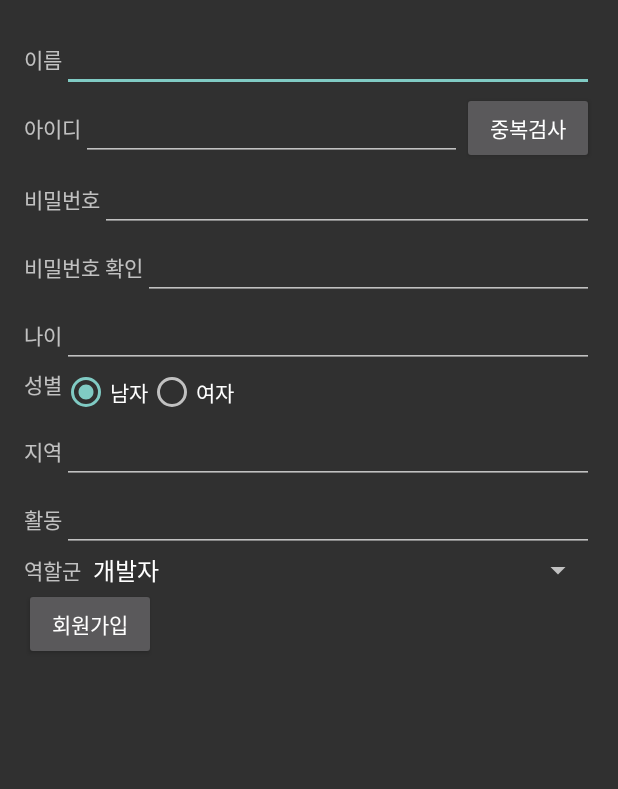
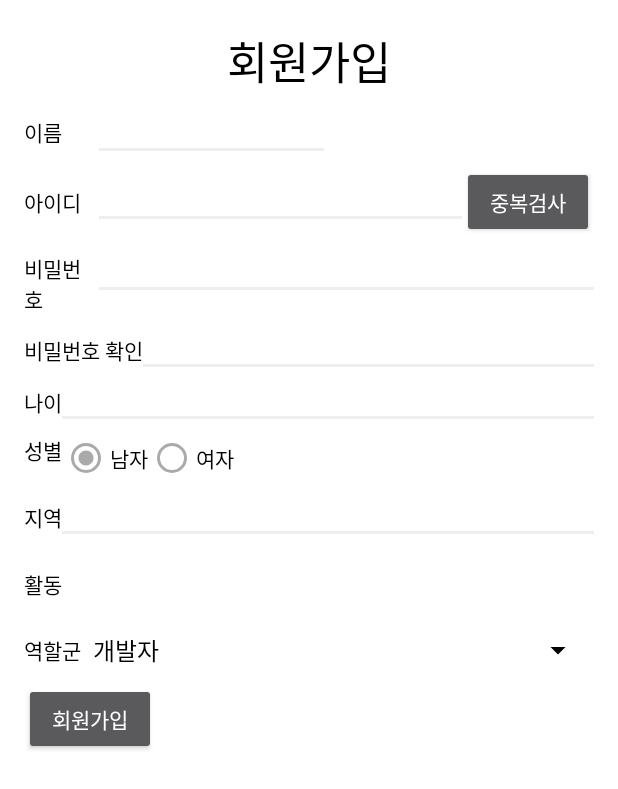
Before and after one commit to seung3063/SocialApp, an Android app: the SignUp_Activity screen opened directly, with no data from a screen before it, on a phone screen of 412 x 824 dp. Shown: the top 789 px of the screen. Run offline under Robolectric (Android 15) with nearby library versions, the phone set to English and light mode, and no system bars; our stand-ins replace Volley; network calls fail.

Commit message:
준완료

```diff
--- a/app/src/main/java/mobile/com/prototype_socialapp/Activity/SignUp_Activity.java
+++ b/app/src/main/java/mobile/com/prototype_socialapp/Activity/SignUp_Activity.java
@@ -1,7 +1,9 @@
 package mobile.com.prototype_socialapp.Activity;
 
+import android.graphics.Color;
 import android.support.v7.app.AppCompatActivity;
 import android.os.Bundle;
+import android.support.v7.widget.AppCompatRadioButton;
 import android.util.Log;
 import android.view.View;
 import android.widget.AdapterView;
@@ -11,6 +13,7 @@ import android.widget.EditText;
 import android.widget.RadioButton;
 import android.widget.RadioGroup;
 import android.widget.Spinner;
+import android.widget.TextView;
 import android.widget.Toast;
 
 import com.android.volley.Request;
@@ -81,6 +84,7 @@ public class SignUp_Activity extends AppCompatActivity {
         role_category_spinner.setOnItemSelectedListener(new AdapterView.OnItemSelectedListener(){
             @Override
             public void onItemSelected(AdapterView<?> parent, View view, int position, long id) {
+                ((TextView)parent.getChildAt(0)).setTextColor(Color.BLACK);
                 Log.d(""+parent.getItemAtPosition(position).toString(),"여기여기");
                 Log.d(""+position,"여기여기");
                 str_role=""+position;
@@ -159,7 +163,7 @@ public class SignUp_Activity extends AppCompatActivity {
                 final String str_user_region=user_region.getText().toString();
                 final String str_user_act=user_act.getText().toString();
 
-                RadioButton radioButton=(RadioButton)findViewById(radioGroup.getCheckedRadioButtonId());
+                AppCompatRadioButton radioButton=(AppCompatRadioButton)findViewById(radioGroup.getCheckedRadioButtonId());
                 final String str_user_sex=radioButton.getText().toString();
                 Log.d("sex",""+str_user_sex);
 
--- /dev/null
+++ b/app/src/main/res/drawable/login_edittext.xml
@@ -0,0 +1,12 @@
+<?xml version="1.0" encoding="utf-8"?>
+
+<layer-list xmlns:android="http://schemas.android.com/apk/res/android">
+    <!-- This is the line -->
+    <item android:top="-3dp" android:right="-3dp" android:left="-3dp">
+        <shape>
+            <solid android:color="@android:color/transparent" />
+            <stroke android:width="2dp" android:color="#11000000" />
+        </shape>
+    </item>
+
+</layer-list>
--- a/app/src/main/res/layout/activity_main.xml
+++ b/app/src/main/res/layout/activity_main.xml
@@ -13,16 +13,18 @@
     android:weightSum="1">
 
     <ImageView
-        android:layout_width="match_parent"
-        android:layout_height="wrap_content"
-        android:src="@drawable/makeup"
-        />
-
-    <ImageView
+        android:layout_marginTop="50dp"
         android:layout_width="150dp"
         android:layout_height="150dp"
         android:src="@drawable/logo2"
         android:layout_gravity="center_horizontal"/>
+    <ImageView
+        android:layout_marginBottom="40dp"
+        android:layout_gravity="center"
+        android:layout_width="151dp"
+        android:layout_height="46dp"
+        android:src="@drawable/makeup"
+        />
 
     <LinearLayout
         android:orientation="horizontal"
@@ -39,6 +41,7 @@
             android:layout_gravity="center_vertical|center_horizontal" />
 
         <EditText
+            android:background="@drawable/login_edittext"
             android:layout_width="fill_parent"
             android:layout_height="wrap_content"
             android:id="@+id/user_id"
@@ -95,9 +98,4 @@
             android:background="@color/colorPrimary" />
     </LinearLayout>
 
-    <Button
-        android:layout_width="wrap_content"
-        android:layout_height="wrap_content"
-        android:text="Button Test"
-        android:id="@+id/button_test" />
 </LinearLayout>
--- a/app/src/main/res/layout/activity_sign_up_.xml
+++ b/app/src/main/res/layout/activity_sign_up_.xml
@@ -1,6 +1,7 @@
 <?xml version="1.0" encoding="utf-8"?>
 <LinearLayout xmlns:android="http://schemas.android.com/apk/res/android"
     xmlns:tools="http://schemas.android.com/tools"
+    android:background="#ffffff"
     android:layout_width="match_parent"
     android:layout_height="match_parent"
     android:paddingBottom="@dimen/activity_vertical_margin"
@@ -10,35 +11,58 @@
     android:orientation="vertical"
     tools:context=".Activity.SignUp_Activity">
 
+    <TextView
+
+        android:gravity="center"
+        android:text="회원가입"
+        android:textSize="30sp"
+        android:textColor="@android:color/black"
+        android:layout_width="match_parent"
+        android:layout_height="50dp" />
     <LinearLayout
+        android:layout_marginBottom="10dp"
+        android:layout_marginTop="10dp"
         android:orientation="horizontal"
         android:layout_width="match_parent"
         android:layout_height="wrap_content">
 
         <TextView
-            android:layout_width="wrap_content"
+            android:layout_gravity="center"
+            android:textColor="@android:color/black"
+            android:layout_width="50dp"
             android:layout_height="wrap_content"
             android:text="이름"
             android:id="@+id/textView3" />
 
         <EditText
-            android:layout_width="match_parent"
+            android:background="@drawable/login_edittext"
+            android:maxLength="20"
+            android:singleLine="true"
+            android:textColor="@android:color/black"
+            android:layout_width="150dp"
             android:layout_height="wrap_content"
             android:id="@+id/user_name" />
     </LinearLayout>
 
     <LinearLayout
+        android:layout_marginBottom="10dp"
         android:orientation="horizontal"
         android:layout_width="match_parent"
         android:layout_height="wrap_content" >
 
         <TextView
-            android:layout_width="wrap_content"
+            android:layout_gravity="center"
+            android:textColor="@android:color/black"
+            android:layout_width="50dp"
             android:layout_height="wrap_content"
             android:text="아이디"
             android:id="@+id/textView4" />
 
         <EditText
+            android:background="@drawable/login_edittext"
+            android:maxLength="20"
+            android:singleLine="true"
+            android:textColor="@android:color/black"
             android:layout_width="wrap_content"
             android:layout_height="wrap_content"
             android:id="@+id/user_id"
@@ -52,17 +76,24 @@
     </LinearLayout>
 
     <LinearLayout
+        android:layout_marginBottom="10dp"
         android:orientation="horizontal"
         android:layout_width="match_parent"
         android:layout_height="wrap_content" >
 
         <TextView
-            android:layout_width="wrap_content"
+            android:layout_gravity="center"
+            android:textColor="@android:color/black"
+            android:layout_width="50dp"
             android:layout_height="wrap_content"
             android:text="비밀번호"
             android:id="@+id/textView5" />
 
         <EditText
+            android:background="@drawable/login_edittext"
+            android:maxLength="20"
+            android:singleLine="true"
+            android:textColor="@android:color/black"
             android:layout_width="match_parent"
             android:layout_height="wrap_content"
             android:inputType="textPassword"
@@ -72,17 +103,23 @@
     </LinearLayout>
 
     <LinearLayout
+        android:layout_marginBottom="10dp"
         android:orientation="horizontal"
         android:layout_width="match_parent"
         android:layout_height="wrap_content" >
 
         <TextView
+            android:textColor="@android:color/black"
             android:layout_width="wrap_content"
             android:layout_height="wrap_content"
             android:text="비밀번호 확인"
             android:id="@+id/textView6" />
 
         <EditText
+            android:background="@drawable/login_edittext"
+            android:maxLength="20"
+            android:singleLine="true"
+            android:textColor="@android:color/black"
             android:layout_width="match_parent"
             android:layout_height="wrap_content"
             android:inputType="textPassword"
@@ -91,47 +128,60 @@
     </LinearLayout>
 
     <LinearLayout
+        android:layout_marginBottom="10dp"
         android:orientation="horizontal"
         android:layout_width="match_parent"
         android:layout_height="wrap_content" >
 
         <TextView
+            android:textColor="@android:color/black"
             android:layout_width="wrap_content"
             android:layout_height="wrap_content"
             android:text="나이"
             android:id="@+id/textView7" />
 
         <EditText
+            android:background="@drawable/login_edittext"
+            android:maxLength="20"
+            android:singleLine="true"
+            android:textColor="@android:color/black"
             android:layout_width="match_parent"
             android:layout_height="wrap_content"
             android:id="@+id/user_age" />
     </LinearLayout>
 
     <LinearLayout
+        android:layout_marginBottom="10dp"
         android:orientation="horizontal"
         android:layout_width="match_parent"
         android:layout_height="wrap_content" >
 
         <TextView
+            android:textColor="@android:color/black"
             android:layout_width="wrap_content"
             android:layout_height="wrap_content"
             android:text="성별"
             android:id="@+id/textView8" />
 
         <RadioGroup
+
             android:id="@+id/radio_group"
             android:layout_width="match_parent"
             android:layout_height="wrap_content"
             android:orientation="horizontal">
 
-            <RadioButton
+            <android.support.v7.widget.AppCompatRadioButton
+                android:buttonTint="@android:color/darker_gray"
+                android:textColor="@android:color/black"
                 android:id="@+id/male"
                 android:layout_width="wrap_content"
                 android:layout_height="wrap_content"
                 android:text="남자"
                 android:checked="true"/>
 
-            <RadioButton
+            <android.support.v7.widget.AppCompatRadioButton
+                android:buttonTint="@android:color/darker_gray"
+                android:textColor="@android:color/black"
                 android:id="@+id/female"
                 android:layout_width="wrap_content"
                 android:layout_height="wrap_content"
@@ -140,48 +190,62 @@
     </LinearLayout>
 
     <LinearLayout
+        android:layout_marginBottom="10dp"
         android:orientation="horizontal"
         android:layout_width="match_parent"
         android:layout_height="wrap_content" >
 
         <TextView
+            android:textColor="@android:color/black"
             android:layout_width="wrap_content"
             android:layout_height="wrap_content"
             android:text="지역"
             android:id="@+id/textView9" />
 
         <EditText
+            android:background="@drawable/login_edittext"
+            android:maxLength="20"
+            android:singleLine="true"
+            android:textColor="@android:color/black"
             android:layout_width="match_parent"
             android:layout_height="wrap_content"
             android:id="@+id/user_region" />
     </LinearLayout>
 
     <LinearLayout
+        android:layout_marginBottom="10dp"
         android:orientation="horizontal"
         android:layout_width="match_parent"
         android:layout_height="wrap_content" >
 
         <TextView
+            android:textColor="@android:color/black"
             android:layout_width="wrap_content"
             android:layout_height="wrap_content"
             android:text="활동"
             android:id="@+id/textView10" />
 
         <EditText
+            android:maxLength="20"
+            android:singleLine="true"
+            android:textColor="@android:color/black"
             android:layout_width="match_parent"
             android:layout_height="wrap_content"
             android:id="@+id/user_act" />
     </LinearLayout>
 
     <LinearLayout
+        android:layout_marginBottom="10dp"
         android:layout_width="match_parent"
         android:layout_height="wrap_content">
         <TextView
+            android:textColor="@android:color/black"
             android:layout_gravity="center"
             android:text="역할군"
             android:layout_width="wrap_content"
             android:layout_height="wrap_content" />
         <Spinner
+            android:backgroundTint="@android:color/black"
             android:layout_width="match_parent"
             android:layout_height="wrap_content"
             android:id="@+id/role_category"
--- a/app/src/main/res/layout/activity_start.xml
+++ b/app/src/main/res/layout/activity_start.xml
@@ -23,10 +23,10 @@
         android:padding="0dp"/>
 
     <ImageView
-        android:layout_width="612dp"
-        android:layout_height="196dp"
+        android:layout_width="243dp"
+        android:layout_height="77dp"
+        android:layout_gravity="center"
         android:layout_marginTop="20dp"
-        android:layout_gravity="center"
         android:src="@drawable/makeup"
         android:padding="0dp" />
 </LinearLayout>
```
Also changed, not shown: app/src/main/ic_launcher-web.png (added), app/src/main/res/drawable/makeup.png, app/src/main/res/mipmap-hdpi/ic_launcher.png, app/src/main/res/mipmap-mdpi/ic_launcher.png, app/src/main/res/mipmap-xhdpi/ic_launcher.png, app/src/main/res/mipmap-xxhdpi/ic_launcher.png, app/src/main/res/mipmap-xxxhdpi/ic_launcher.png.
